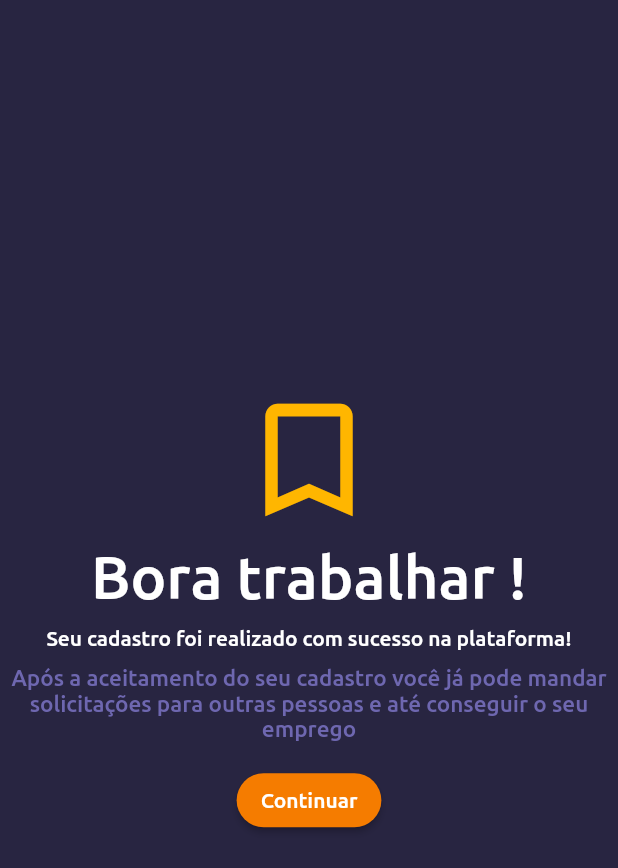
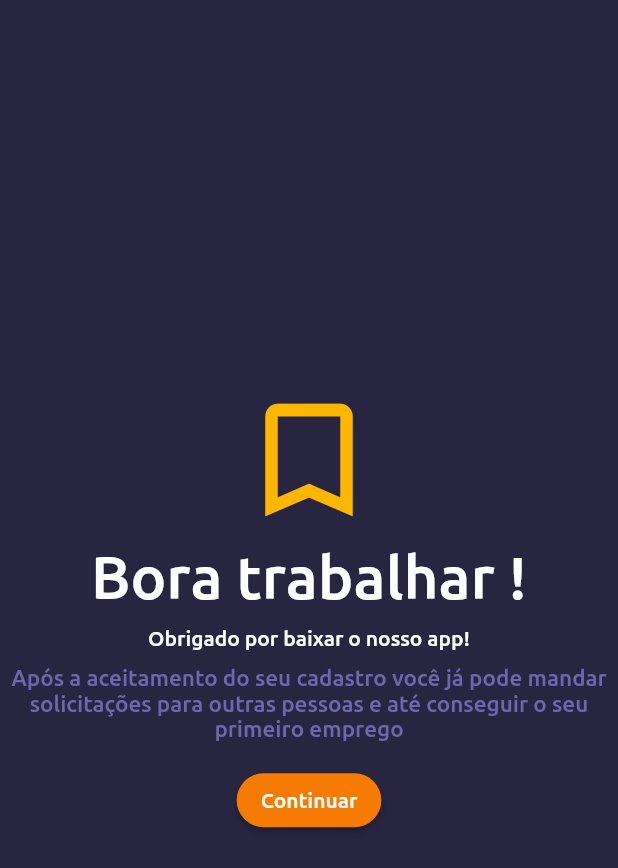
Before and after one commit to pedroelias520/Employ, a Flutter app: the screen it shows after launch, on a phone screen of 412 x 824 dp. Shown: the top 868 px of the screen. Run offline on Flutter 3.47's test engine with Material 2 defaults, Android fonts, the phone set to English and light mode, and no system bars; drawn by our look-alikes of auto_size_text; our stand-ins replace cloud_firestore, file_picker, firebase_auth, firebase_storage, google_sign_in, image_picker; missing offline and left inert: flutter_downloader; accounts and stored records are empty; project files that could hold a hidden picture were left out.

Commit message:
upgrade: Thank-you screen added

```diff
--- a/employ/lib/SucessScreen.dart
+++ b/employ/lib/SucessScreen.dart
@@ -40,14 +40,14 @@ class _SucessScreenState extends State<SucessScreen> {
               Padding(
                 padding: const EdgeInsets.all(5.0),
                 child: Text(
-                  "Seu cadastro foi realizado com sucesso na plataforma!",
+                  "Obrigado por baixar o nosso app!",
                   style: TextStyle(color: Colors.white, fontFamily: "UbuntuM"),
                 ),
               ),
               Padding(
                 padding: const EdgeInsets.all(5.0),
                 child: AutoSizeText(
-                  "Após a aceitamento do seu cadastro você já pode mandar solicitações para outras pessoas e até conseguir o seu emprego",
+                  "Após a aceitamento do seu cadastro você já pode mandar solicitações para outras pessoas e até conseguir o seu primeiro emprego",
                   style: TextStyle(color: Color.fromRGBO(110,103,176, 1),fontSize: 15,fontFamily: "UbuntuM"),
                   textAlign: TextAlign.center,
                 ),
```
